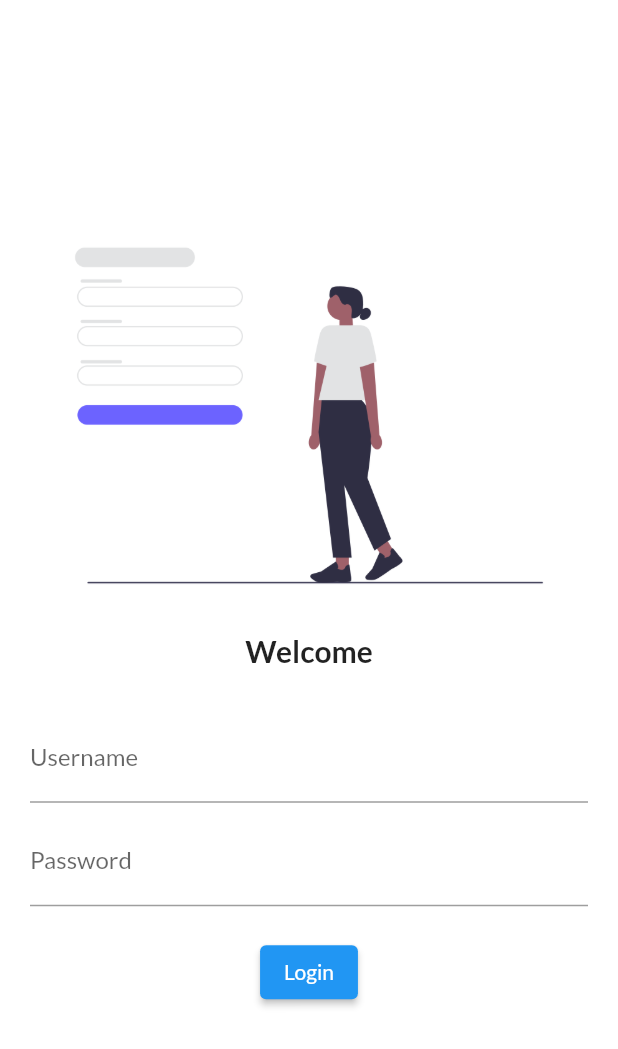
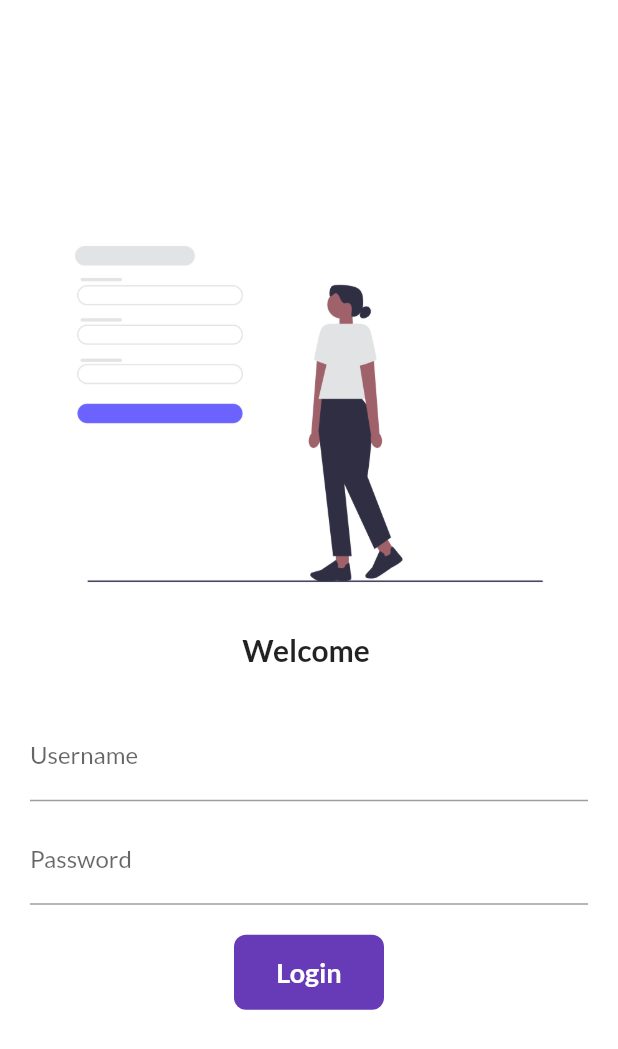
Before and after one commit to Harshkaretiya/flutter_first, a Flutter app: the screen it shows after launch, on a phone screen of 412 x 824 dp. Shown: the top 1049 px of the screen. Run offline on Flutter 3.47's test engine with Material 2 defaults, Android fonts, the phone set to English and light mode, and no system bars; our stand-ins replace google_fonts.

```diff
--- a/lib/Pages/login_page.dart
+++ b/lib/Pages/login_page.dart
@@ -1,9 +1,16 @@
 import 'package:flutter/material.dart';
 import 'package:flutter_first/Utils/MyRoutes.dart';
 
-class LoginPage extends StatelessWidget {
+class LoginPage extends StatefulWidget {
   const LoginPage({super.key});
 
+  @override
+  State<LoginPage> createState() => _LoginPageState();
+}
+
+class _LoginPageState extends State<LoginPage> {
+  String name = "";
+  bool changeButton = false;
   @override
   Widget build(BuildContext context) {
     return Material(
@@ -14,18 +21,27 @@ class LoginPage extends StatelessWidget {
             child: Column(
               children: [
                 const Image(image: AssetImage("assets/images/undraw.png")),
-                const Text("Welcome",
-                    style: TextStyle(fontSize: 20, fontWeight: FontWeight.bold)),
+                Text("Welcome $name",
+                    style: const TextStyle(
+                        fontSize: 20, fontWeight: FontWeight.bold)),
                 const SizedBox(
                   height: 10,
                 ),
-                Padding(padding: const EdgeInsets.all(20),
-                  child: Column(children: [
+                Padding(
+                  padding: const EdgeInsets.all(20),
+                  child: Column(
+                    children: [
                       TextFormField(
                         decoration: const InputDecoration(
                             hintText: "Enter Username", labelText: "Username"),
+                        onChanged: (value) {
+                          name = value;
+                          setState(() {});
+                        },
                       ),
-                    const SizedBox(height: 10,),
+                      const SizedBox(
+                        height: 10,
+                      ),
                       TextFormField(
                         obscureText: true,
                         decoration: const InputDecoration(
@@ -34,10 +50,44 @@ class LoginPage extends StatelessWidget {
                       const SizedBox(
                         height: 20,
                       ),
-                    ElevatedButton(onPressed: (){
+                      InkWell(
+                        onTap: () async {
+                          setState(() {
+                            changeButton = true;
+                          });
+                          await Future.delayed(Duration(milliseconds: 500));
                           Navigator.pushNamed(context, MyRoutes.homeRoute);
-                    }, child: const Text("Login"))
-                  ],),)
+                        },
+                        child: AnimatedContainer(
+                          duration: Duration(milliseconds: 250),
+                          width: changeButton ? 50 : 100,
+                          height: 50,
+                          alignment: Alignment.center,
+                          decoration: BoxDecoration(
+                            color: Colors.deepPurple,
+                            borderRadius:
+                                BorderRadius.circular(changeButton ? 50 : 8),
+                          ),
+                          child: changeButton
+                              ? const Icon(
+                                  Icons.done,
+                                  color: Colors.white,
+                                )
+                              : const Text(
+                                  "Login",
+                                  style: TextStyle(
+                                      color: Colors.white,
+                                      fontWeight: FontWeight.bold,
+                                      fontSize: 18),
+                                ),
+                        ),
+                      ),
+                      // ElevatedButton(onPressed: (){
+                      //   Navigator.pushNamed(context, MyRoutes.homeRoute);
+                      // }, child: const Text("Login"))
+                    ],
+                  ),
+                )
               ],
             ),
           ),
```
Lines whose indentation alone changed are shown as unchanged.
